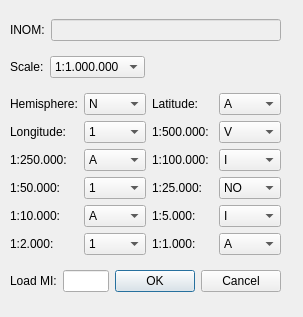
The window that LayerTools/ui_create_inom_dialog_base.ui (dsgoficial/DsgTools) describes before a commit, drawn with Qt 5.
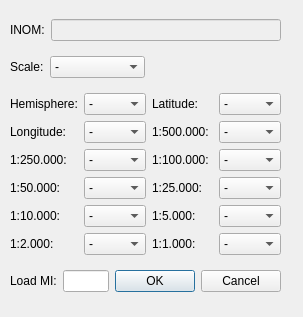
The same window after the commit.

Commit message: interface adjustments

What changed in the file:
```diff
--- a/LayerTools/ui_create_inom_dialog_base.ui
+++ b/LayerTools/ui_create_inom_dialog_base.ui
@@ -52,6 +52,11 @@
       </item>
       <item>
        <widget class="QComboBox" name="scaleComboBox">
+        <item>
+         <property name="text">
+          <string>-</string>
+         </property>
+        </item>
         <item>
          <property name="text">
           <string>1:1.000.000</string>
@@ -130,6 +135,11 @@
       </item>
       <item row="0" column="1">
        <widget class="QComboBox" name="hemisphereComboBox">
+        <item>
+         <property name="text">
+          <string>-</string>
+         </property>
+        </item>
         <item>
          <property name="text">
           <string>N</string>
@@ -151,6 +161,11 @@
       </item>
       <item row="0" column="3">
        <widget class="QComboBox" name="latitudeComboBox">
+        <item>
+         <property name="text">
+          <string>-</string>
+         </property>
+        </item>
         <item>
          <property name="text">
           <string>A</string>
@@ -277,6 +292,11 @@
       </item>
       <item row="1" column="1">
        <widget class="QComboBox" name="longitudeComboBox">
+        <item>
+         <property name="text">
+          <string>-</string>
+         </property>
+        </item>
         <item>
          <property name="text">
           <string>1</string>
@@ -588,6 +608,11 @@
       </item>
       <item row="1" column="3">
        <widget class="QComboBox" name="comboBox500k">
+        <item>
+         <property name="text">
+          <string>-</string>
+         </property>
+        </item>
         <item>
          <property name="text">
           <string>V</string>
@@ -619,6 +644,11 @@
       </item>
       <item row="2" column="1">
        <widget class="QComboBox" name="comboBox250k">
+        <item>
+         <property name="text">
+          <string>-</string>
+         </property>
+        </item>
         <item>
          <property name="text">
           <string>A</string>
@@ -650,6 +680,11 @@
       </item>
       <item row="2" column="3">
        <widget class="QComboBox" name="comboBox100k">
+        <item>
+         <property name="text">
+          <string>-</string>
+         </property>
+        </item>
         <item>
          <property name="text">
           <string>I</string>
@@ -691,6 +726,11 @@
       </item>
       <item row="3" column="1">
        <widget class="QComboBox" name="comboBox50k">
+        <item>
+         <property name="text">
+          <string>-</string>
+         </property>
+        </item>
         <item>
          <property name="text">
           <string>1</string>
@@ -722,6 +762,11 @@
       </item>
       <item row="3" column="3">
        <widget class="QComboBox" name="comboBox25k">
+        <item>
+         <property name="text">
+          <string>-</string>
+         </property>
+        </item>
         <item>
          <property name="text">
           <string>NO</string>
@@ -753,6 +798,11 @@
       </item>
       <item row="4" column="1">
        <widget class="QComboBox" name="comboBox10k">
+        <item>
+         <property name="text">
+          <string>-</string>
+         </property>
+        </item>
         <item>
          <property name="text">
           <string>A</string>
@@ -794,6 +844,11 @@
       </item>
       <item row="4" column="3">
        <widget class="QComboBox" name="comboBox5k">
+        <item>
+         <property name="text">
+          <string>-</string>
+         </property>
+        </item>
         <item>
          <property name="text">
           <string>I</string>
@@ -825,6 +880,11 @@
       </item>
       <item row="5" column="1">
        <widget class="QComboBox" name="comboBox2k">
+        <item>
+         <property name="text">
+          <string>-</string>
+         </property>
+        </item>
         <item>
          <property name="text">
           <string>1</string>
@@ -866,6 +926,11 @@
       </item>
       <item row="5" column="3">
        <widget class="QComboBox" name="comboBox1k">
+        <item>
+         <property name="text">
+          <string>-</string>
+         </property>
+        </item>
         <item>
          <property name="text">
           <string>A</string>
```
